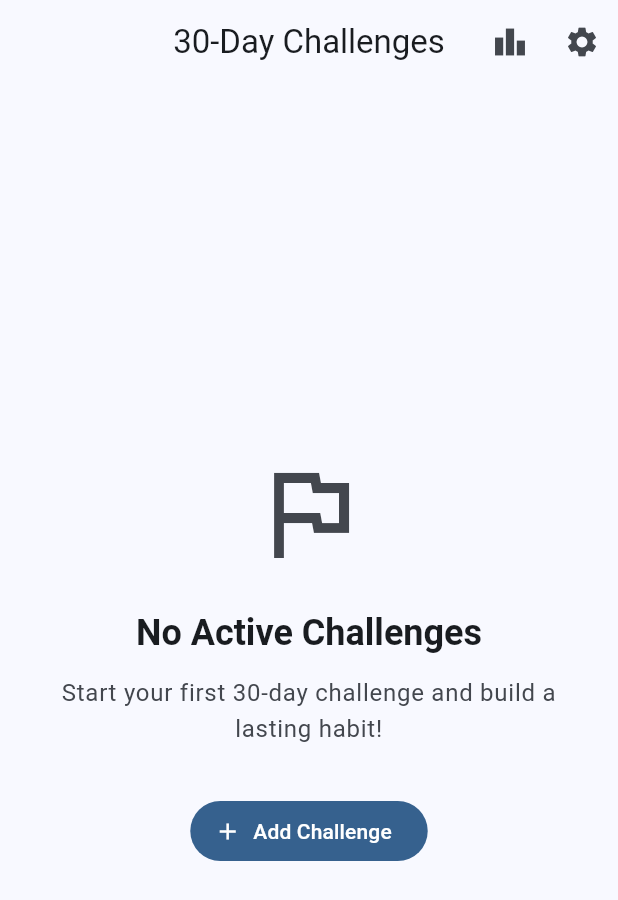
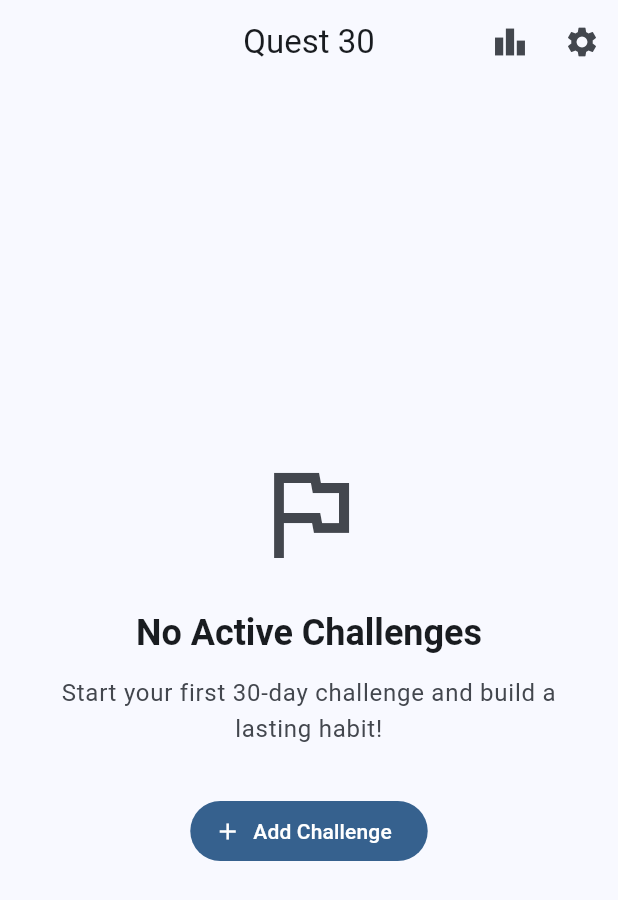
Before and after one commit to nodelabstudio/ht_appstore, a Flutter app: the screen it shows after launch, on a phone screen of 412 x 824 dp. Shown: the top 900 px of the screen. Run offline on Flutter 3.47's test engine with Material 3 defaults, Android fonts, the phone set to English and light mode, and no system bars; our stand-ins replace flutter_local_notifications, flutter_riverpod, flutter_timezone, gap, hive, hive_flutter and 3 more; missing offline and left inert: home_widget, purchases_flutter, purchases_ui_flutter; accounts and stored records are empty.

Commit message:
feat: Rename app to Quest 30 and update all docs
This commit rebrands the application from "30-Day Challenge Tracker" to "Quest 30".

The following files have been updated to reflect the new name:
- README.md
- journey.md
- .planning/PROJECT.md
- .planning/research/SUMMARY.md
- docs/index.html
- docs/privacy.html
- docs/support.html
- docs/terms.html
- challenge_tracker/lib/features/challenges/presentation/screens/home_screen.dart
- challenge_tracker/pubspec.yaml

```diff
--- a/challenge_tracker/lib/features/challenges/presentation/screens/home_screen.dart
+++ b/challenge_tracker/lib/features/challenges/presentation/screens/home_screen.dart
@@ -21,7 +21,7 @@ class HomeScreen extends ConsumerWidget {
 
     return Scaffold(
       appBar: AppBar(
-        title: const Text('30-Day Challenges'),
+        title: const Text('Quest 30'),
         centerTitle: true,
         actions: [
           IconButton(
--- a/challenge_tracker/pubspec.yaml
+++ b/challenge_tracker/pubspec.yaml
@@ -1,5 +1,5 @@
 name: challenge_tracker
-description: "30-Day Challenge Tracker - One tap completes today's challenge"
+description: "Quest 30 - One tap completes today's challenge"
 publish_to: 'none'
 version: 1.0.0+1
 
```
Also changed, not shown: 6 other files.
